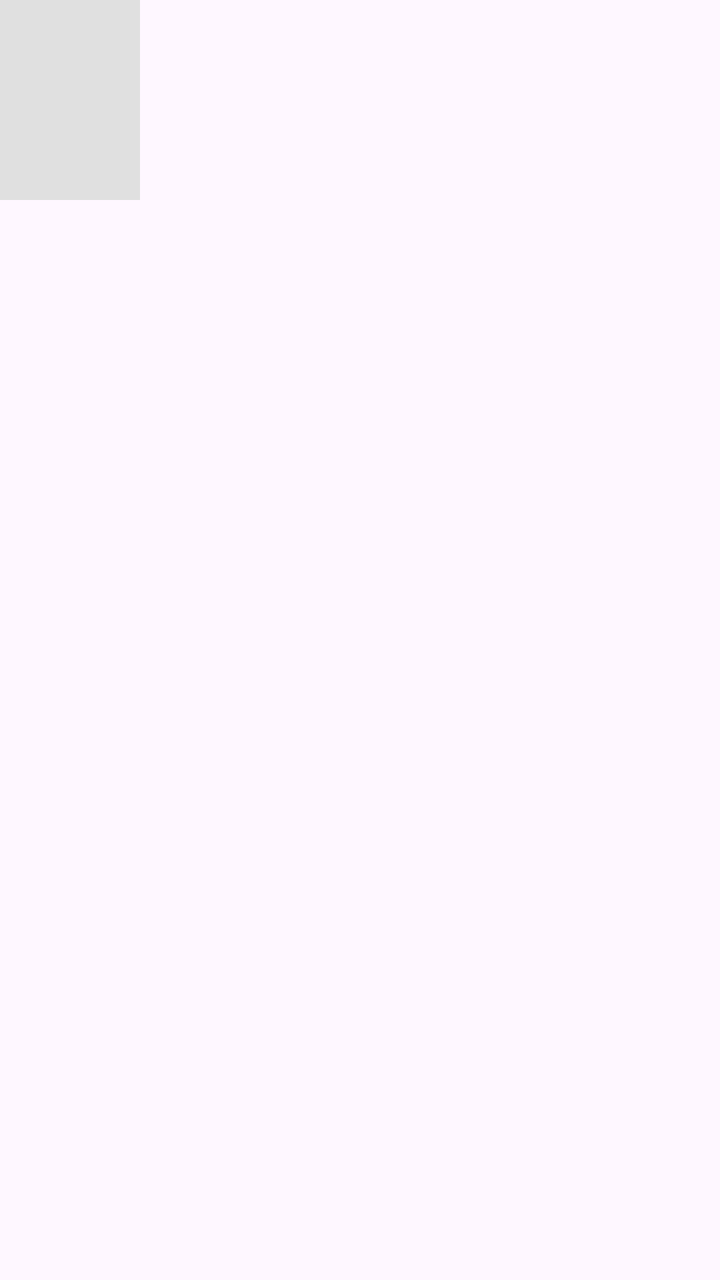
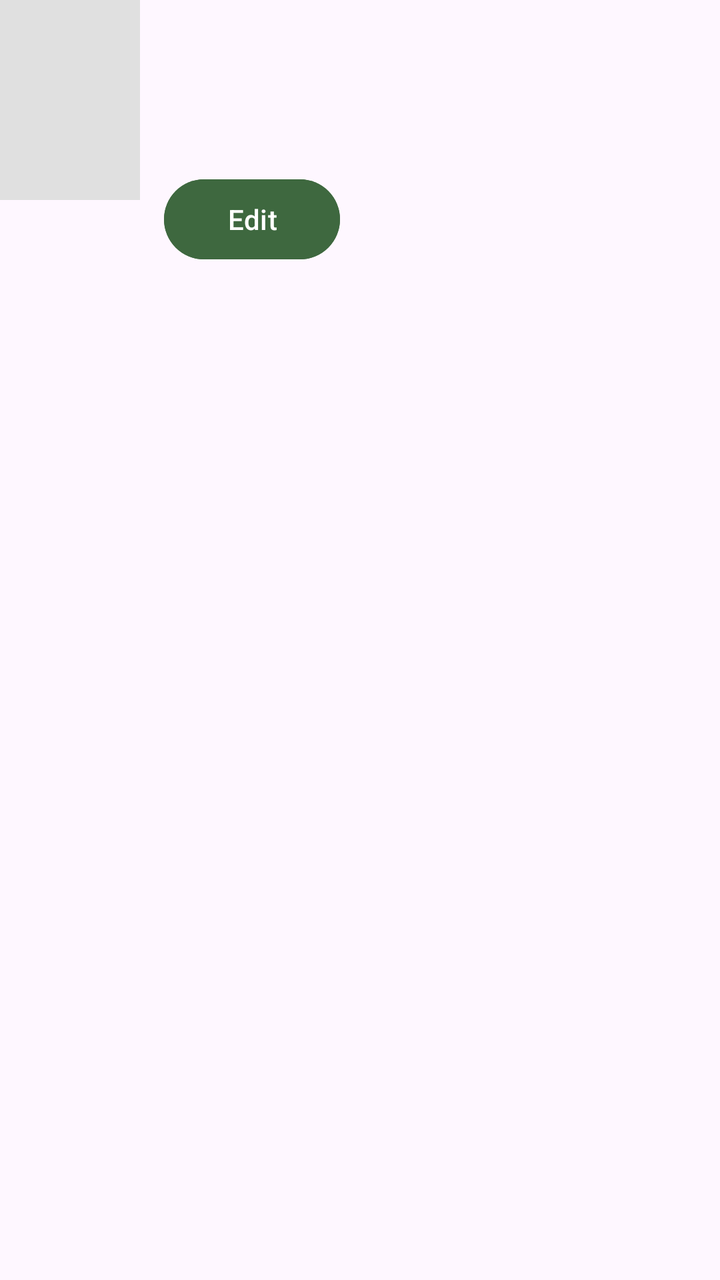

Two renders of the same Android screen: before a commit and after it. Below are the layout's source before the change and the commit's diff.
<!-- AndroidManifest.xml: application theme Theme.Novella -->
<!-- res/layout/item_manage_book.xml -->
<?xml version="1.0" encoding="utf-8"?>
<LinearLayout
    xmlns:android="http://schemas.android.com/apk/res/android"
    xmlns:tools="http://schemas.android.com/tools"
    xmlns:app="http://schemas.android.com/apk/res-auto"
    android:layout_height="wrap_content"
    android:layout_width="match_parent"
    android:orientation="horizontal"
    android:layout_margin="10dp" >

    <ImageView
        android:id="@+id/imgItemCover"
        android:layout_width="70dp"
        android:layout_height="100dp" 
        android:scaleType="centerCrop"
        android:background="#E0E0E0"/>

    <LinearLayout
        android:layout_width="match_parent"
        android:layout_height="wrap_content"
        android:orientation="vertical"
        android:layout_marginStart="12dp">
        
        <TextView
            android:id="@+id/txtItemTitle"
            android:layout_width="wrap_content"
            android:layout_height="wrap_content"
            android:textSize="17dp"
            android:textStyle="bold"/>

        <TextView
            android:id="@+id/txtItemAuthor"
            android:layout_width="wrap_content"
            android:layout_height="wrap_content"/>

        <TextView
            android:id="@+id/txtItemGenre"
            android:layout_width="wrap_content"
            android:layout_height="wrap_content"/>

        <TextView
            android:id="@+id/txtItemPrice"
            android:layout_width="wrap_content"
            android:layout_height="wrap_content"
            android:textStyle="bold"
            android:textColor="@color/green"/>
    </LinearLayout>

</LinearLayout>
<!-- resources referenced by this layout -->
<resources>
  <color name="green">#3E683F</color>
  <style name="Theme.Novella" parent="Base.Theme.Novella" />
  <style name="Base.Theme.Novella" parent="Theme.Material3.DayNight.NoActionBar">
          
          
      </style>
</resources>

<!-- the commit's change to res/layout/item_manage_book.xml (unified diff, before → after) -->
@@ -44,6 +44,15 @@
             android:layout_height="wrap_content"
             android:textStyle="bold"
             android:textColor="@color/green"/>
+
+        <Button
+            android:id="@+id/btnEditBook"
+            android:layout_width="wrap_content"
+            android:layout_height="wrap_content"
+            android:text="Edit"
+            android:textColor="@color/white"
+            android:backgroundTint="@color/green"
+            android:layout_marginTop="6dp"/>
     </LinearLayout>
 
 </LinearLayout>
<!-- resource entries referenced after the edit -->
@@ -1,6 +1,7 @@
 <!-- resources referenced by this layout -->
 <resources>
   <color name="green">#3E683F</color>
+  <color name="white">#FFFFFFFF</color>
   <style name="Theme.Novella" parent="Base.Theme.Novella" />
   <style name="Base.Theme.Novella" parent="Theme.Material3.DayNight.NoActionBar">
           
